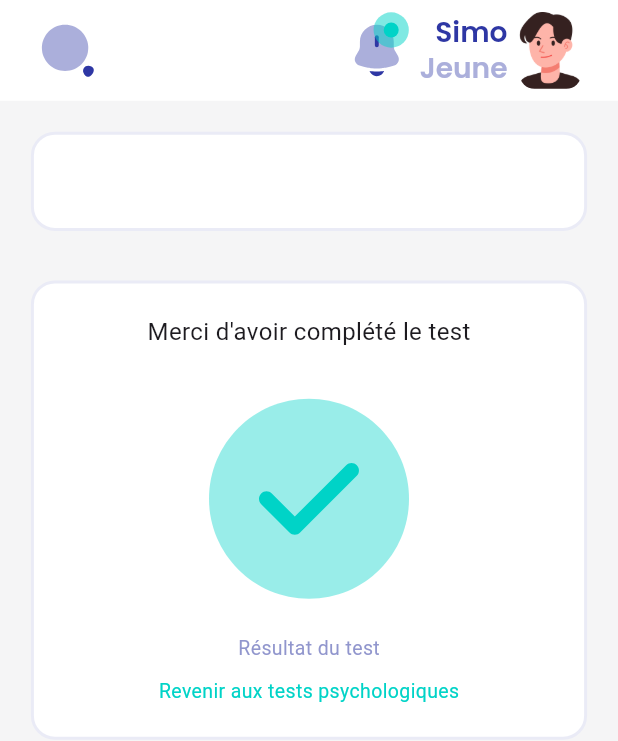
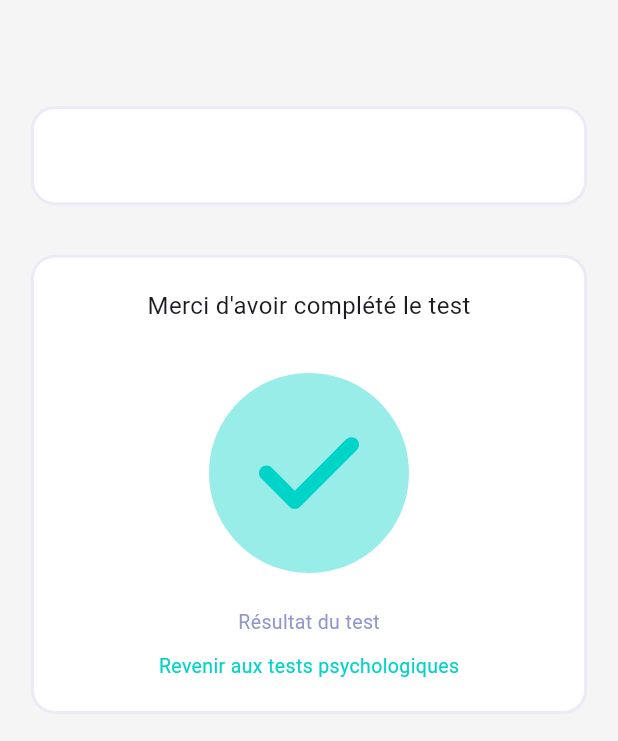
Before and after one commit to simoait02/e_esg, a Flutter app: the Testpsy4 screen opened directly with empty values, on a phone screen of 412 x 824 dp. Shown: the top 741 px of the screen. Run offline on Flutter 3.47's test engine with Material 3 defaults, Android fonts, the phone set to English and light mode, and no system bars; our stand-ins replace auto_size_text, date_picker_timeline, dio, file_picker, fluentui_system_icons, flutter_animate and 9 more; missing offline and left inert: chiclet, flame, flutter_email_sender, marqueer; accounts and stored records are empty; generated files the repository leaves out were written again.

```diff
--- a/lib/pages/espacejeune/testpsy4.dart
+++ b/lib/pages/espacejeune/testpsy4.dart
@@ -27,11 +27,6 @@ class Testpsy4State extends State<Testpsy4> {
       backgroundColor: SettingsYong.isDarkMode.value ? Color(0xff141218) : Color(0xffF5F5F6),
       body: CustomScrollView(
         slivers: [
-          CustomSliverAppBar(
-            name: "Simo",
-            role: "Jeune",
-            imagePath: 'assets/images/boy.png',
-          ),
           SliverToBoxAdapter(
             child: Padding(
               padding: EdgeInsets.all(screenWidth * 0.05),
@@ -41,6 +36,7 @@ class Testpsy4State extends State<Testpsy4> {
                     mainAxisAlignment: MainAxisAlignment.center,
                     children: [
                       Container(
+                        margin: EdgeInsets.only(top: 50),
                         width: screenWidth * 0.9,
                         padding: EdgeInsets.all(screenWidth * 0.05),
                         decoration: BoxDecoration(
--- a/lib/pages/espacejeune/testpsy5.dart
+++ b/lib/pages/espacejeune/testpsy5.dart
@@ -114,11 +114,6 @@ class Testpsy5State extends State<Testpsy5> {
       backgroundColor: SettingsYong.isDarkMode.value ? Color(0xff141218) : Color(0xffF5F5F6),
       body: CustomScrollView(
         slivers: [
-          CustomSliverAppBar(
-            name: "Simo",
-            role: "Jeune",
-            imagePath: 'assets/images/boy.png',
-          ),
           SliverToBoxAdapter(
             child: Padding(
               padding: EdgeInsets.all(screenWidth * 0.05),
@@ -128,6 +123,7 @@ class Testpsy5State extends State<Testpsy5> {
                     mainAxisAlignment: MainAxisAlignment.center,
                     children: [
                       Container(
+                        margin: EdgeInsets.only(top: 50),
                         width: screenWidth * 0.9,
                         padding: EdgeInsets.all(screenWidth * 0.05),
                         decoration: BoxDecoration(
```
